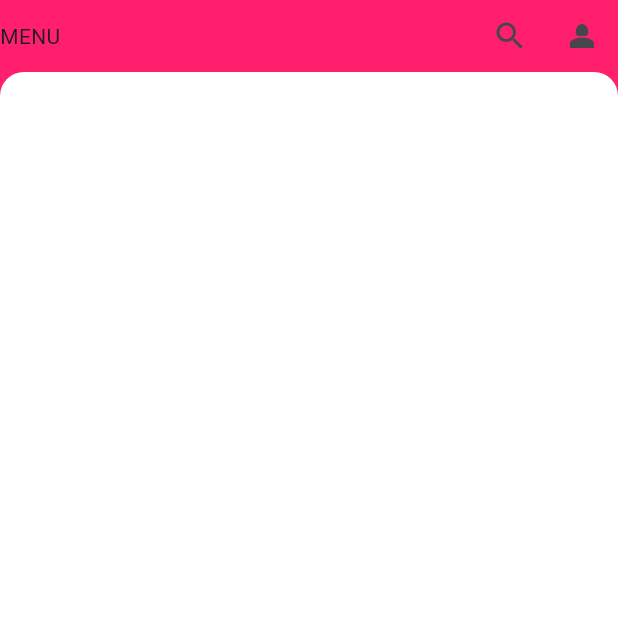
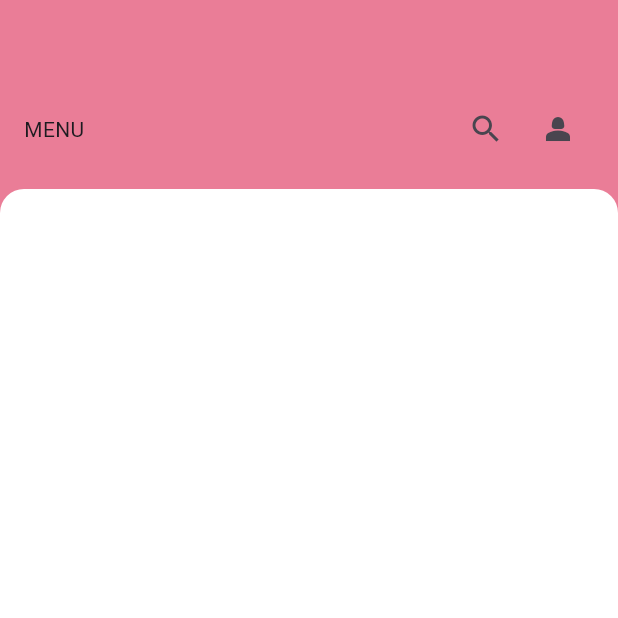
Before and after one commit to JAICHANGPARK/flutter_notebook_chapter_45, a Flutter app: the FmMainPage screen opened directly, on a phone screen of 412 x 824 dp, the top half of it. Run offline on Flutter 3.47's test engine with Material 3 defaults, Android fonts, the phone set to English and light mode, and no system bars; our stand-ins replace gap, hugeicons, smooth_page_indicator.

Commit message:
Update fm_main_page.dart

```diff
--- a/lib/ep2281_flowers_marketplace_app/ui/fm_main_page.dart
+++ b/lib/ep2281_flowers_marketplace_app/ui/fm_main_page.dart
@@ -11,15 +11,20 @@ class _FmMainPageState extends State<FmMainPage> {
   @override
   Widget build(BuildContext context) {
     return Scaffold(
-      backgroundColor: Color(0xffff1f6d),
+      backgroundColor: Color.fromRGBO(234, 125, 151, 1),
       body: Column(
         children: [
-          Row(children: [
-            Text("MENU",),
-            Spacer(),
-            IconButton(onPressed: (){}, icon: Icon(Icons.search),),
-            IconButton(onPressed: (){}, icon: Icon(Icons.person_2),),
-          ]),
+          Padding(
+            padding: const EdgeInsets.fromLTRB(16, 62, 16, 16),
+            child: Row(
+              children: [
+                Text("MENU"),
+                Spacer(),
+                IconButton(onPressed: () {}, icon: Icon(Icons.search)),
+                IconButton(onPressed: () {}, icon: Icon(Icons.person_2)),
+              ],
+            ),
+          ),
           Expanded(
             child: Container(
               decoration: BoxDecoration(
```
